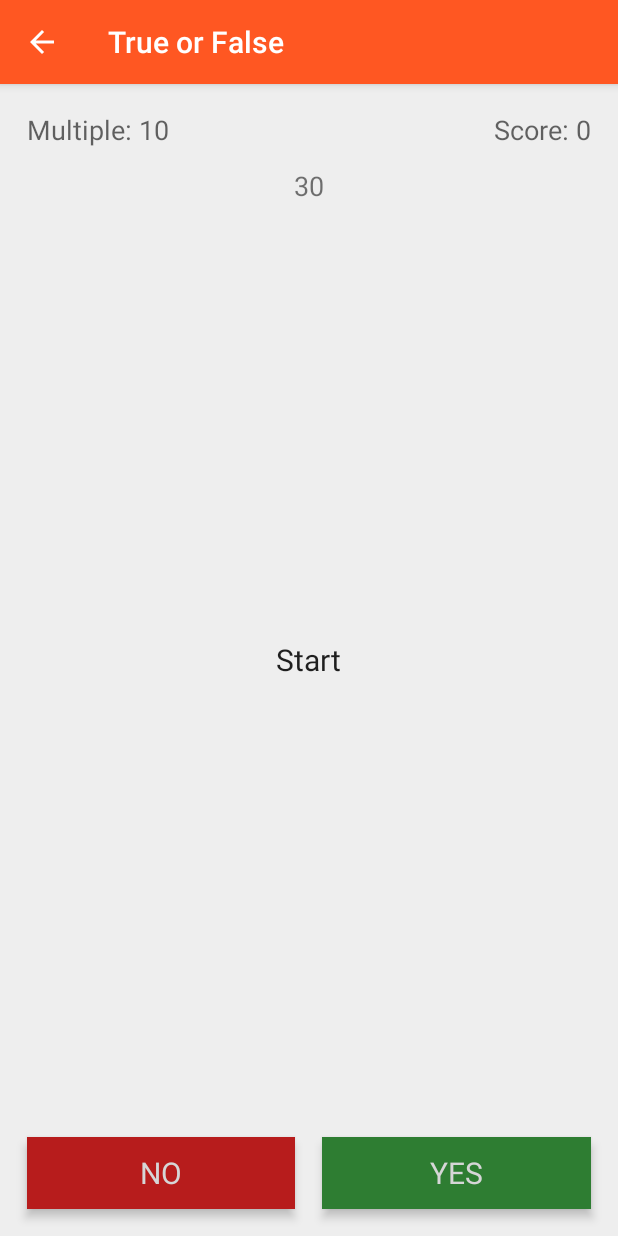
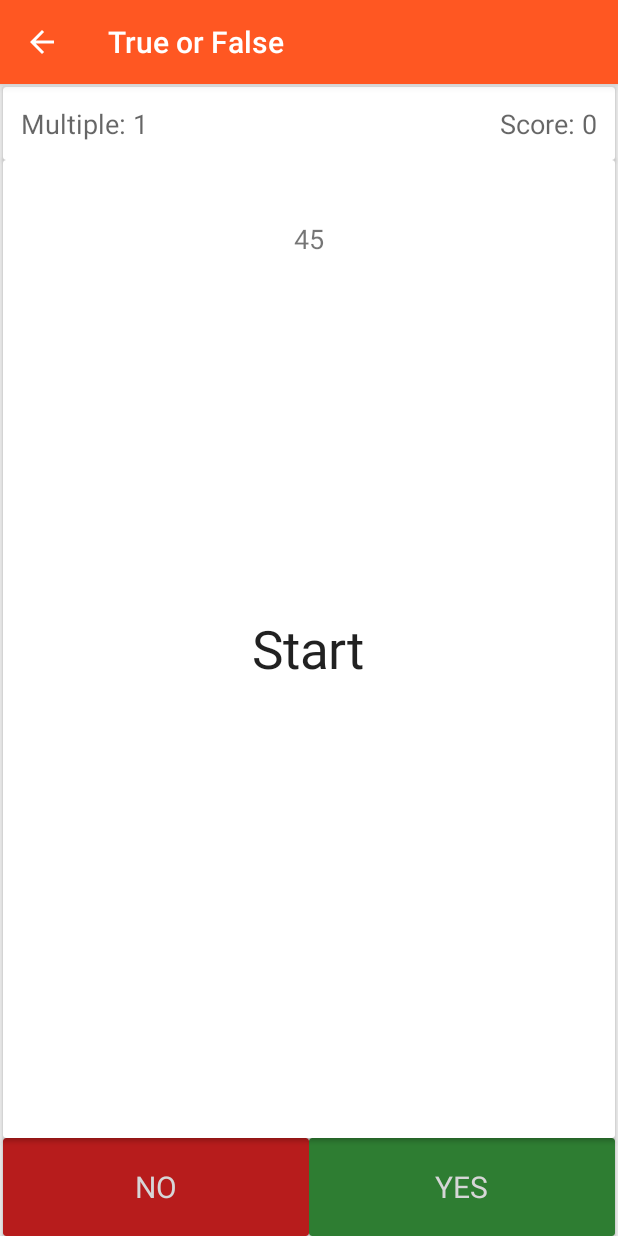
Before and after one commit to polis89/GermanVerbs, an Android app: the TrueFalseGameActivity screen opened directly, with no data from a screen before it, on a phone screen of 412 x 824 dp. Run offline under Robolectric (Android 15) with nearby library versions, the phone set to English and light mode, and no system bars; 3 statements that could not run were skipped.

Commit message:
1. Update true-false Layout 2. Fix Back on true-false game

```diff
--- a/app/src/main/java/ru/polis/germanverbs/games/TrueFalseGameActivity.java
+++ b/app/src/main/java/ru/polis/germanverbs/games/TrueFalseGameActivity.java
@@ -26,10 +26,10 @@ import ru.polis.germanverbs.objects.Verb;
  */
 public class TrueFalseGameActivity extends AppCompatActivity implements View.OnClickListener {
     public static final String LOG = "TrueFalseGameActivity";
-    public static final int PLAY_TIME = 30;
-    public static final int START_SCORE_STEP = 10;
-    public static final int RIGHT_ANSWER_PROGRESS = 1;
-    public static final int FALSE_ANSWER_PROGRESS = -1;
+    public static final int PLAY_TIME = 45;
+    public static final int START_SCORE_STEP = 1;
+    public static final int RIGHT_ANSWER_PROGRESS = 2;
+    public static final int FALSE_ANSWER_PROGRESS = -2;
 
     private Random random;
     private int score;
@@ -52,7 +52,7 @@ public class TrueFalseGameActivity extends AppCompatActivity implements View.OnC
         super.onCreate(savedInstanceState);
 
         //Развертка layout
-        setContentView(R.layout.true_false_game_layout);
+        setContentView(R.layout.true_false_layout_alt);
         Toolbar toolbar = (Toolbar) findViewById(R.id.toolbar);
         setSupportActionBar(toolbar);
         getSupportActionBar().setDisplayHomeAsUpEnabled(true);
@@ -76,6 +76,7 @@ public class TrueFalseGameActivity extends AppCompatActivity implements View.OnC
         answerView = (TextView) findViewById(R.id.gameTrueFalseAnswerView);
         chronometerView = (TextView) findViewById(R.id.chronometer);
 
+        answerView.setTextSize(35);
         answerView.setText(R.string.true_false_start);
         scoreView.setText(getResources().getString(R.string.true_false_score, score));
         multipleView.setText(getResources().getString(R.string.true_false_multiple, scoreStep));
@@ -88,7 +89,9 @@ public class TrueFalseGameActivity extends AppCompatActivity implements View.OnC
     protected void onStop() {
         super.onStop();
         Log.i(LOG, "onStop");
-        time.cancel(false);
+        if(time != null) {
+            time.cancel(false);
+        }
         finish();
     }
 
@@ -102,6 +105,7 @@ public class TrueFalseGameActivity extends AppCompatActivity implements View.OnC
         time.execute();
 
         nextQuestion();
+        answerView.setTextSize(20);
     }
 
     //Called after Time limit
@@ -178,7 +182,7 @@ public class TrueFalseGameActivity extends AppCompatActivity implements View.OnC
     //Called after true answer
     private void addRightAnswer() {
         score += scoreStep;
-        scoreStep *= 1.3;
+        scoreStep *= 2;
         results[presentVerbNum].addTrueAnswer();
         results[presentVerbNum].addProgress(RIGHT_ANSWER_PROGRESS);
     }
--- a/app/src/main/res/layout-v21/true_false_game_layout.xml
+++ /dev/null
@@ -1,125 +0,0 @@
-<?xml version="1.0" encoding="utf-8"?>
-<android.support.design.widget.CoordinatorLayout xmlns:android="http://schemas.android.com/apk/res/android"
-    xmlns:app="http://schemas.android.com/apk/res-auto"
-    xmlns:tools="http://schemas.android.com/tools"
-    android:layout_width="match_parent"
-    android:layout_height="match_parent"
-    android:fitsSystemWindows="true"
-    tools:context="ru.polis.germanverbs.games.TrueFalseGameActivity">
-
-    <android.support.design.widget.AppBarLayout
-        android:layout_width="match_parent"
-        android:layout_height="wrap_content"
-        android:theme="@style/AppTheme.AppBarOverlay"
-        android:elevation="4dp">
-
-        <android.support.v7.widget.Toolbar
-            android:id="@+id/toolbar"
-            android:layout_width="match_parent"
-            android:layout_height="?attr/actionBarSize"
-            android:background="?attr/colorPrimary"
-            app:popupTheme="@style/AppTheme.PopupOverlay" />
-
-    </android.support.design.widget.AppBarLayout>
-
-    <RelativeLayout xmlns:android="http://schemas.android.com/apk/res/android"
-        android:layout_width="match_parent"
-        android:layout_height="match_parent"
-        android:background="@color/background"
-        android:id="@+id/trueFalseLayout"
-        android:clipToPadding="false"
-        android:clickable="false"
-        app:layout_behavior="@string/appbar_scrolling_view_behavior">
-
-        <LinearLayout
-            android:orientation="horizontal"
-            android:layout_width="match_parent"
-            android:layout_height="wrap_content"
-            android:layout_alignParentBottom="true"
-            android:layout_centerHorizontal="true"
-            android:clipToPadding="false">
-
-            <TextView
-                android:layout_width="0dp"
-                android:layout_height="@dimen/true_false_btn_size"
-                android:id="@+id/btnNegativeTrueFalseGame"
-                android:layout_weight="1"
-                android:background="@color/true_false_no"
-                android:elevation="4dp"
-                android:contentDescription="@string/true_false_game_false"
-                android:layout_margin="@dimen/true_false_inner_padding"
-                android:text="@string/no"
-                android:textColor="@color/white"
-                android:textAlignment="center"
-                android:textSize="@dimen/true_false_btn_text_size"
-                android:clickable="true"
-                android:gravity="center_vertical" />
-
-            <TextView
-                android:layout_width="0dp"
-                android:layout_height="@dimen/true_false_btn_size"
-                android:id="@+id/btnPositiveTrueFalseGame"
-                android:layout_weight="1"
-                android:background="@color/true_false_yes"
-                android:elevation="4dp"
-                android:contentDescription="@string/game_true_false_true"
-                android:layout_marginBottom="@dimen/true_false_inner_padding"
-                android:layout_marginRight="@dimen/true_false_inner_padding"
-                android:layout_marginEnd="@dimen/true_false_inner_padding"
-                android:layout_marginTop="@dimen/true_false_inner_padding"
-                android:text="@string/yes"
-                android:textColor="@color/white"
-                android:textAlignment="center"
-                android:textSize="@dimen/true_false_btn_text_size"
-                android:clickable="true"
-                android:gravity="center_vertical" />
-        </LinearLayout>
-
-        <TextView
-            android:layout_width="wrap_content"
-            android:layout_height="wrap_content"
-            android:textAppearance="?android:attr/textAppearanceMedium"
-            android:text="Medium Text"
-            android:id="@+id/gameTrueFalseScoreView"
-            android:layout_alignParentTop="true"
-            android:layout_alignParentRight="true"
-            android:layout_alignParentEnd="true"
-            android:textSize="@dimen/true_false_text_size"
-            android:padding="@dimen/true_false_inner_padding"/>
-
-        <TextView
-            android:layout_width="wrap_content"
-            android:layout_height="wrap_content"
-            android:textAppearance="?android:attr/textAppearanceMedium"
-            android:text="Medium Text"
-            android:id="@+id/gameTrueFalseMnozitelView"
-            android:layout_alignParentTop="true"
-            android:layout_alignParentLeft="true"
-            android:layout_alignParentStart="true"
-            android:textSize="@dimen/true_false_text_size"
-            android:textIsSelectable="false"
-            android:padding="@dimen/true_false_inner_padding"/>
-
-        <TextView
-            android:layout_width="wrap_content"
-            android:layout_height="wrap_content"
-            android:layout_centerVertical="true"
-            android:layout_centerHorizontal="true"
-            android:textAppearance="?android:attr/textAppearanceLarge"
-            android:textSize="@dimen/true_false_answer_size"
-            android:text="Test"
-            android:id="@+id/gameTrueFalseAnswerView"
-            android:layout_gravity="center_horizontal">
-        </TextView>
-
-        <TextView
-            android:layout_width="wrap_content"
-            android:layout_height="wrap_content"
-            android:id="@+id/chronometer"
-            android:layout_centerHorizontal="true"
-            android:layout_marginTop="55dp"
-            android:textSize="@dimen/settings_txt_size"/>
-
-    </RelativeLayout>
-
-</android.support.design.widget.CoordinatorLayout>
--- a/app/src/main/res/layout/activity_main.xml
+++ b/app/src/main/res/layout/activity_main.xml
@@ -10,15 +10,14 @@
     <android.support.design.widget.AppBarLayout
         android:layout_width="match_parent"
         android:layout_height="wrap_content"
-        android:theme="@style/AppTheme.AppBarOverlay"
-        android:elevation="4dp">
+        android:theme="@style/AppTheme.AppBarOverlay">
 
         <android.support.v7.widget.Toolbar
             android:id="@+id/toolbar"
             android:layout_width="match_parent"
             android:layout_height="?attr/actionBarSize"
             android:background="?attr/colorPrimary"
-            app:popupTheme="@style/AppTheme.PopupOverlay" />
+            app:popupTheme="@style/AppTheme.PopupOverlay"/>
 
     </android.support.design.widget.AppBarLayout>
 
--- a/app/src/main/res/layout/fragment_practice.xml
+++ b/app/src/main/res/layout/fragment_practice.xml
@@ -2,7 +2,8 @@
 <LinearLayout xmlns:android="http://schemas.android.com/apk/res/android"
     android:layout_width="match_parent"
     android:layout_height="match_parent"
-    android:orientation="vertical">
+    android:orientation="vertical"
+    android:background="@color/background">
 
     <LinearLayout
         android:layout_width="match_parent"
--- a/app/src/main/res/layout/true_false_game_layout.xml
+++ /dev/null
@@ -1,124 +0,0 @@
-<?xml version="1.0" encoding="utf-8"?>
-<android.support.design.widget.CoordinatorLayout xmlns:android="http://schemas.android.com/apk/res/android"
-    xmlns:app="http://schemas.android.com/apk/res-auto"
-    xmlns:tools="http://schemas.android.com/tools"
-    android:layout_width="match_parent"
-    android:layout_height="match_parent"
-    android:fitsSystemWindows="true"
-    tools:context="ru.polis.germanverbs.games.TrueFalseGameActivity">
-
-    <android.support.design.widget.AppBarLayout
-        android:layout_width="match_parent"
-        android:layout_height="wrap_content"
-        android:theme="@style/AppTheme.AppBarOverlay"
-        android:elevation="4dp">
-
-        <android.support.v7.widget.Toolbar
-            android:id="@+id/toolbar"
-            android:layout_width="match_parent"
-            android:layout_height="?attr/actionBarSize"
-            android:background="?attr/colorPrimary"
-            app:popupTheme="@style/AppTheme.PopupOverlay" />
-
-    </android.support.design.widget.AppBarLayout>
-
-    <RelativeLayout xmlns:android="http://schemas.android.com/apk/res/android"
-        android:layout_width="match_parent"
-        android:layout_height="match_parent"
-        android:background="@color/background"
-        android:id="@+id/trueFalseLayout"
-        android:clipToPadding="false"
-        android:clickable="false"
-        app:layout_behavior="@string/appbar_scrolling_view_behavior">
-
-        <TextView
-            android:layout_width="wrap_content"
-            android:layout_height="wrap_content"
-            android:id="@+id/chronometer"
-            android:layout_centerHorizontal="true"
-            android:layout_marginTop="55dp"
-            android:textSize="@dimen/settings_txt_size"/>
-
-        <LinearLayout
-            android:orientation="horizontal"
-            android:layout_width="match_parent"
-            android:layout_height="wrap_content"
-            android:layout_alignParentBottom="true"
-            android:layout_centerHorizontal="true"
-            android:clipToPadding="false">
-
-            <TextView
-                android:layout_width="0dp"
-                android:layout_height="@dimen/true_false_btn_size"
-                android:id="@+id/btnNegativeTrueFalseGame"
-                android:layout_weight="1"
-                android:background="@color/true_false_no"
-                android:elevation="4dp"
-                android:contentDescription="@string/true_false_game_false"
-                android:layout_margin="@dimen/true_false_inner_padding"
-                android:text="@string/no"
-                android:textColor="@color/white"
-                android:textAlignment="center"
-                android:textSize="@dimen/true_false_btn_text_size"
-                android:clickable="true"
-                android:gravity="center_vertical" />
-
-            <TextView
-                android:layout_width="0dp"
-                android:layout_height="@dimen/true_false_btn_size"
-                android:id="@+id/btnPositiveTrueFalseGame"
-                android:layout_weight="1"
-                android:background="@color/true_false_yes"
-                android:elevation="4dp"
-                android:contentDescription="@string/game_true_false_true"
-                android:layout_marginBottom="@dimen/true_false_inner_padding"
-                android:layout_marginRight="@dimen/true_false_inner_padding"
-                android:layout_marginEnd="@dimen/true_false_inner_padding"
-                android:layout_marginTop="@dimen/true_false_inner_padding"
-                android:text="@string/yes"
-                android:textColor="@color/white"
-                android:textAlignment="center"
-                android:textSize="@dimen/true_false_btn_text_size"
-                android:clickable="true"
-                android:gravity="center_vertical" />
-        </LinearLayout>
-
-        <TextView
-            android:layout_width="wrap_content"
-            android:layout_height="wrap_content"
-            android:textAppearance="?android:attr/textAppearanceMedium"
-            android:text="Medium Text"
-            android:id="@+id/gameTrueFalseScoreView"
-            android:layout_alignParentTop="true"
-            android:layout_alignParentRight="true"
-            android:layout_alignParentEnd="true"
-            android:textSize="@dimen/true_false_text_size"
-            android:padding="@dimen/true_false_inner_padding"/>
-
-        <TextView
-            android:layout_width="wrap_content"
-            android:layout_height="wrap_content"
-            android:textAppearance="?android:attr/textAppearanceMedium"
-            android:text="Medium Text"
-            android:id="@+id/gameTrueFalseMnozitelView"
-            android:layout_alignParentTop="true"
-            android:layout_alignParentLeft="true"
-            android:layout_alignParentStart="true"
-            android:textSize="@dimen/true_false_text_size"
-            android:textIsSelectable="false"
-            android:padding="@dimen/true_false_inner_padding"/>
-
-        <TextView
-            android:layout_width="wrap_content"
-            android:layout_height="wrap_content"
-            android:layout_centerVertical="true"
-            android:layout_centerHorizontal="true"
-            android:textAppearance="?android:attr/textAppearanceLarge"
-            android:textSize="@dimen/true_false_answer_size"
-            android:id="@+id/gameTrueFalseAnswerView"
-            android:layout_gravity="center_horizontal">
-        </TextView>
-
-    </RelativeLayout>
-
-</android.support.design.widget.CoordinatorLayout>
--- /dev/null
+++ b/app/src/main/res/layout/true_false_layout_alt.xml
@@ -0,0 +1,158 @@
+<?xml version="1.0" encoding="utf-8"?>
+<android.support.design.widget.CoordinatorLayout xmlns:android="http://schemas.android.com/apk/res/android"
+    xmlns:app="http://schemas.android.com/apk/res-auto"
+    xmlns:tools="http://schemas.android.com/tools"
+    android:layout_width="match_parent"
+    android:layout_height="match_parent"
+    android:fitsSystemWindows="true"
+    tools:context="ru.polis.germanverbs.games.TrueFalseGameActivity"
+    android:background="@color/background">
+
+    <android.support.design.widget.AppBarLayout
+        android:layout_width="match_parent"
+        android:layout_height="wrap_content"
+        android:theme="@style/AppTheme.AppBarOverlay"
+        android:elevation="4dp">
+
+        <android.support.v7.widget.Toolbar
+            android:id="@+id/toolbar"
+            android:layout_width="match_parent"
+            android:layout_height="?attr/actionBarSize"
+            android:background="?attr/colorPrimary"
+            app:popupTheme="@style/AppTheme.PopupOverlay" />
+
+    </android.support.design.widget.AppBarLayout>
+
+    <LinearLayout
+        android:layout_width="match_parent"
+        android:layout_height="match_parent"
+        android:orientation="vertical"
+        app:layout_behavior="@string/appbar_scrolling_view_behavior">
+
+        <android.support.v7.widget.CardView
+            android:layout_width="match_parent"
+            android:layout_height="wrap_content"
+            android:layout_marginTop="2dp"
+            android:layout_marginRight="2dp"
+            android:layout_marginEnd="2dp"
+            android:layout_marginLeft="2dp"
+            android:layout_marginStart="2dp">
+
+            <RelativeLayout
+                android:layout_width="match_parent"
+                android:layout_height="match_parent"
+                android:padding="8dp">
+
+                <TextView
+                    android:layout_width="wrap_content"
+                    android:layout_height="wrap_content"
+                    android:textAppearance="?android:attr/textAppearanceMedium"
+                    android:text="Medium Text"
+                    android:id="@+id/gameTrueFalseMnozitelView"
+                    android:layout_alignParentLeft="true"
+                    android:layout_alignParentStart="true"
+                    android:textSize="@dimen/true_false_text_size"
+                    android:textIsSelectable="false"
+                    android:layout_centerVertical="true"
+                    android:padding="@dimen/true_false_inner_padding" />
+
+                <TextView
+                    android:layout_width="wrap_content"
+                    android:layout_height="wrap_content"
+                    android:textAppearance="?android:attr/textAppearanceMedium"
+                    android:text="Medium Text"
+                    android:id="@+id/gameTrueFalseScoreView"
+                    android:layout_alignParentRight="true"
+                    android:layout_alignParentEnd="true"
+                    android:layout_centerVertical="true"
+                    android:textSize="@dimen/true_false_text_size"
+                    android:padding="@dimen/true_false_inner_padding"/>
+            </RelativeLayout>
+
+        </android.support.v7.widget.CardView>
+
+        <android.support.v7.widget.CardView
+            android:layout_width="match_parent"
+            android:layout_height="0dp"
+            android:layout_weight="1"
+            android:layout_marginStart="2dp"
+            android:layout_marginLeft="2dp"
+            android:layout_marginRight="2dp"
+            android:layout_marginEnd="2dp">
+
+            <RelativeLayout
+                android:layout_width="match_parent"
+                android:layout_height="match_parent"
+                android:id="@+id/trueFalseLayout">
+
+                <TextView
+                    android:layout_width="wrap_content"
+                    android:layout_height="wrap_content"
+                    android:id="@+id/chronometer"
+                    android:layout_centerHorizontal="true"
+                    android:layout_marginTop="40dp"
+                    android:textSize="@dimen/settings_txt_size"/>
+
+                <TextView
+                    android:layout_width="wrap_content"
+                    android:layout_height="wrap_content"
+                    android:layout_centerVertical="true"
+                    android:layout_centerHorizontal="true"
+                    android:textAppearance="?android:attr/textAppearanceLarge"
+                    android:textSize="@dimen/true_false_answer_size"
+                    android:id="@+id/gameTrueFalseAnswerView"
+                    android:layout_gravity="center_horizontal"
+                    android:textAlignment="center">
+                </TextView>
+            </RelativeLayout>
+
+        </android.support.v7.widget.CardView>
+
+        <LinearLayout
+            android:orientation="horizontal"
+            android:layout_width="match_parent"
+            android:layout_height="wrap_content">
+
+            <android.support.v7.widget.CardView
+                android:layout_width="0dp"
+                android:layout_height="@dimen/true_false_btn_size"
+                android:id="@+id/btnNegativeTrueFalseGame"
+                android:layout_weight="1"
+                app:cardBackgroundColor="@color/true_false_no"
+                android:clickable="true"
+                android:layout_marginLeft="2dp"
+                android:layout_marginStart="2dp">
+                <TextView
+                    android:layout_width="wrap_content"
+                    android:layout_height="wrap_content"
+                    android:contentDescription="@string/true_false_game_false"
+                    android:textColor="@color/white"
+                    android:text="@string/no"
+                    android:textSize="@dimen/true_false_btn_text_size"
+                    android:layout_gravity="center"/>
+
+            </android.support.v7.widget.CardView>
+
+            <android.support.v7.widget.CardView
+                android:layout_width="0dp"
+                android:layout_height="@dimen/true_false_btn_size"
+                android:id="@+id/btnPositiveTrueFalseGame"
+                android:layout_weight="1"
+                app:cardBackgroundColor="@color/true_false_yes"
+                android:clickable="true"
+                android:layout_marginRight="2dp"
+                android:layout_marginEnd="2dp">
+                <TextView
+                    android:layout_width="wrap_content"
+                    android:layout_height="wrap_content"
+                    android:contentDescription="@string/game_true_false_true"
+                    android:text="@string/yes"
+                    android:textColor="@color/white"
+                    android:textSize="@dimen/true_false_btn_text_size"
+                    android:layout_gravity="center"/>
+            </android.support.v7.widget.CardView>
+            </LinearLayout>
+
+    </LinearLayout>
+
+</android.support.design.widget.CoordinatorLayout>
--- a/app/src/main/res/values/dimens.xml
+++ b/app/src/main/res/values/dimens.xml
@@ -6,11 +6,12 @@
     <dimen name="text_marg">8dp</dimen>
     <dimen name="standart_image_view_size">48dp</dimen>
     <dimen name="standart_image_view_padding">4dp</dimen>
-    <dimen name="true_false_btn_size">48dp</dimen>
-    <dimen name="true_false_inner_padding">18dp</dimen>
+    <dimen name="true_false_btn_size">65dp</dimen>
+    <dimen name="true_false_inner_padding">4dp</dimen>
     <dimen name="true_false_btn_text_size">20sp</dimen>
     <dimen name="true_false_text_size">18sp</dimen>
     <dimen name="true_false_question_size">32sp</dimen>
     <dimen name="true_false_answer_size">20sp</dimen>
     <dimen name="settings_txt_size">18sp</dimen>
+    <dimen name="toolbar_shadow">4dp</dimen>
 </resources>
```
